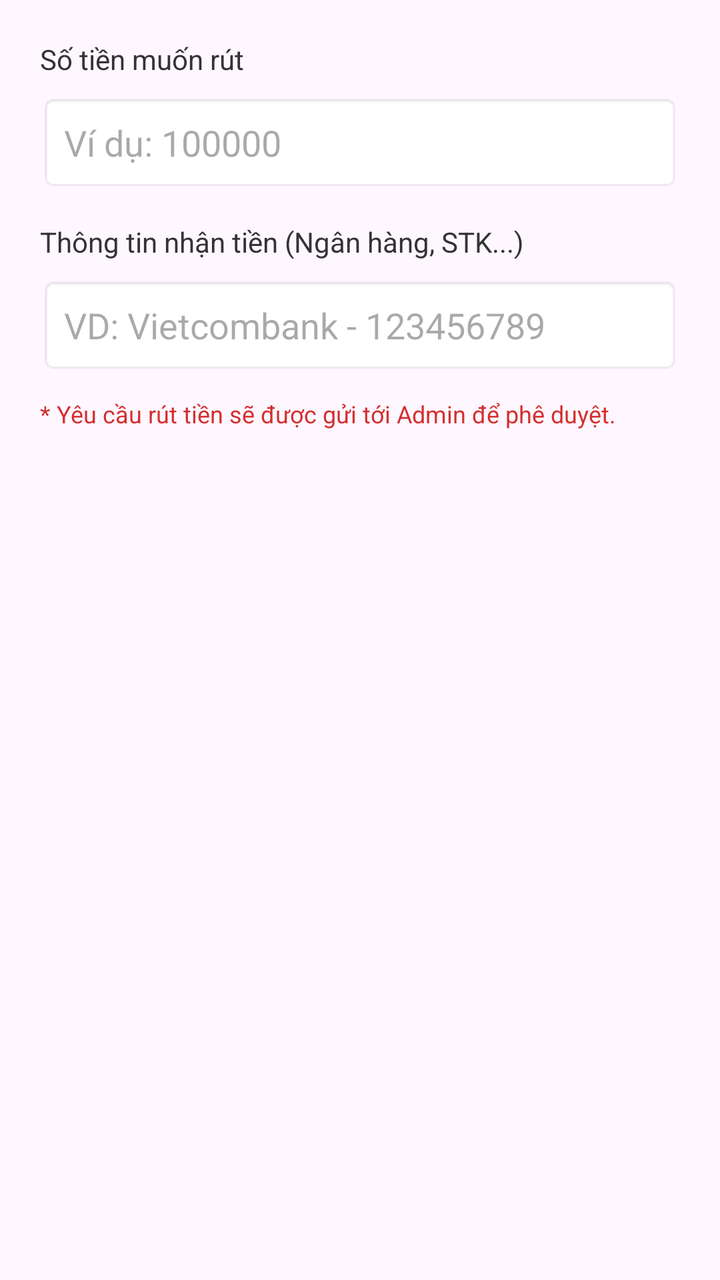
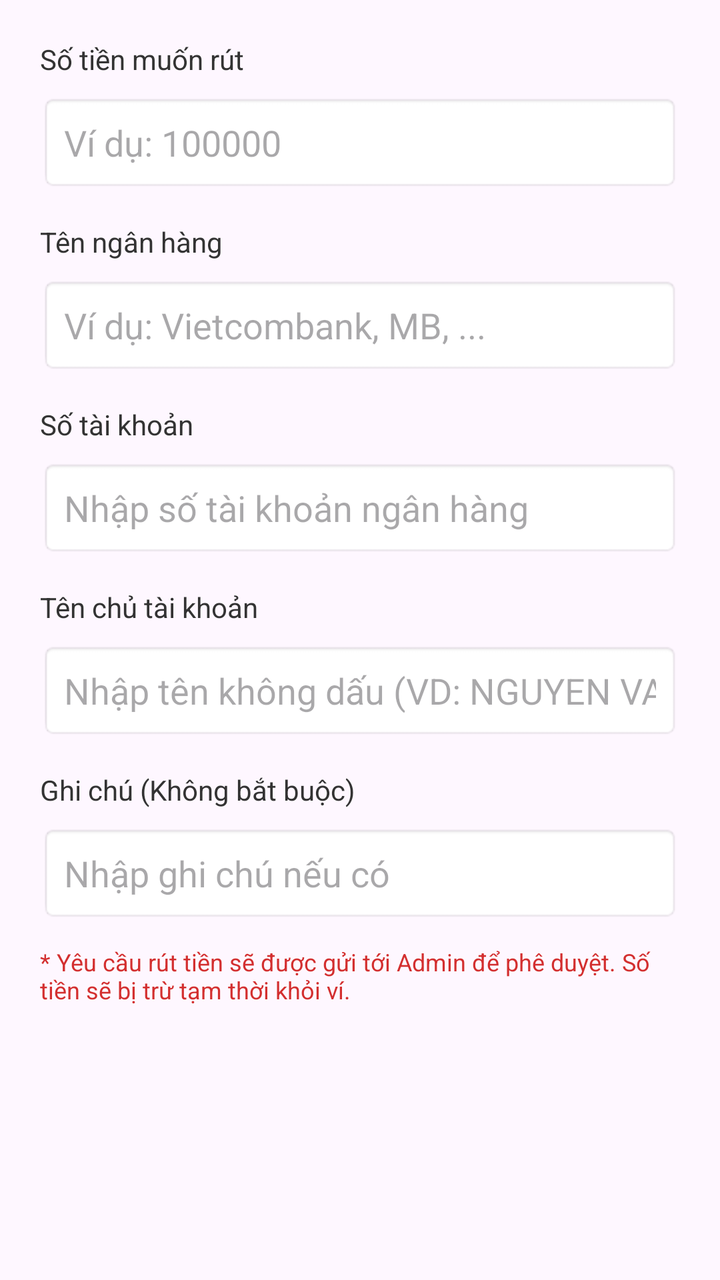

The first picture is an Android layout as it rendered before a commit; the second is the same layout after the commit. The layout source and the unified diff follow.
<!-- AndroidManifest.xml: application theme Theme.LangFood -->
<!-- res/layout/dialog_withdraw.xml -->
<?xml version="1.0" encoding="utf-8"?>
<LinearLayout xmlns:android="http://schemas.android.com/apk/res/android"
    android:layout_width="match_parent"
    android:layout_height="wrap_content"
    android:orientation="vertical"
    android:padding="20dp">

    <TextView
        android:layout_width="match_parent"
        android:layout_height="wrap_content"
        android:text="Số tiền muốn rút"
        android:textColor="#333333"
        android:textSize="14sp" />

    <EditText
        android:id="@+id/etAmount"
        android:layout_width="match_parent"
        android:layout_height="wrap_content"
        android:layout_marginTop="8dp"
        android:hint="Ví dụ: 100000"
        android:inputType="number"
        android:padding="12dp"
        android:background="@android:drawable/editbox_background" />

    <TextView
        android:layout_width="match_parent"
        android:layout_height="wrap_content"
        android:layout_marginTop="16dp"
        android:text="Thông tin nhận tiền (Ngân hàng, STK...)"
        android:textColor="#333333"
        android:textSize="14sp" />

    <EditText
        android:id="@+id/etNote"
        android:layout_width="match_parent"
        android:layout_height="wrap_content"
        android:layout_marginTop="8dp"
        android:hint="VD: Vietcombank - 123456789"
        android:inputType="text"
        android:padding="12dp"
        android:background="@android:drawable/editbox_background" />

    <TextView
        android:layout_width="match_parent"
        android:layout_height="wrap_content"
        android:layout_marginTop="12dp"
        android:text="* Yêu cầu rút tiền sẽ được gửi tới Admin để phê duyệt."
        android:textColor="#D32F2F"
        android:textSize="12sp"
        android:fontStyle="italic" />

</LinearLayout>
<!-- resources referenced by this layout -->
<resources>
  <style name="Theme.LangFood" parent="Base.Theme.LangFood" />
  <style name="Base.Theme.LangFood" parent="Theme.Material3.DayNight.NoActionBar">
          
          
      </style>
</resources>

<!-- the commit's change to res/layout/dialog_withdraw.xml (unified diff, before → after) -->
@@ -1,52 +1,111 @@
 <?xml version="1.0" encoding="utf-8"?>
-<LinearLayout xmlns:android="http://schemas.android.com/apk/res/android"
+<ScrollView xmlns:android="http://schemas.android.com/apk/res/android"
     android:layout_width="match_parent"
-    android:layout_height="wrap_content"
-    android:orientation="vertical"
-    android:padding="20dp">
+    android:layout_height="wrap_content">
 
-    <TextView
+    <LinearLayout
         android:layout_width="match_parent"
         android:layout_height="wrap_content"
-        android:text="Số tiền muốn rút"
-        android:textColor="#333333"
-        android:textSize="14sp" />
+        android:orientation="vertical"
+        android:padding="20dp">
 
-    <EditText
-        android:id="@+id/etAmount"
-        android:layout_width="match_parent"
-        android:layout_height="wrap_content"
-        android:layout_marginTop="8dp"
-        android:hint="Ví dụ: 100000"
-        android:inputType="number"
-        android:padding="12dp"
-        android:background="@android:drawable/editbox_background" />
+        <TextView
+            android:layout_width="match_parent"
+            android:layout_height="wrap_content"
+            android:text="Số tiền muốn rút"
+            android:textColor="#333333"
+            android:textSize="14sp" />
 
-    <TextView
-        android:layout_width="match_parent"
-        android:layout_height="wrap_content"
-        android:layout_marginTop="16dp"
-        android:text="Thông tin nhận tiền (Ngân hàng, STK...)"
-        android:textColor="#333333"
-        android:textSize="14sp" />
+        <EditText
+            android:id="@+id/etAmount"
+            android:layout_width="match_parent"
+            android:layout_height="wrap_content"
+            android:layout_marginTop="8dp"
+            android:hint="Ví dụ: 100000"
+            android:inputType="number"
+            android:padding="12dp"
+            android:background="@android:drawable/editbox_background" />
 
-    <EditText
-        android:id="@+id/etNote"
-        android:layout_width="match_parent"
-        android:layout_height="wrap_content"
-        android:layout_marginTop="8dp"
-        android:hint="VD: Vietcombank - 123456789"
-        android:inputType="text"
-        android:padding="12dp"
-        android:background="@android:drawable/editbox_background" />
+        <TextView
+            android:layout_width="match_parent"
+            android:layout_height="wrap_content"
+            android:layout_marginTop="16dp"
+            android:text="Tên ngân hàng"
+            android:textColor="#333333"
+            android:textSize="14sp" />
 
-    <TextView
-        android:layout_width="match_parent"
-        android:layout_height="wrap_content"
-        android:layout_marginTop="12dp"
-        android:text="* Yêu cầu rút tiền sẽ được gửi tới Admin để phê duyệt."
-        android:textColor="#D32F2F"
-        android:textSize="12sp"
-        android:fontStyle="italic" />
+        <EditText
+            android:id="@+id/etBankName"
+            android:layout_width="match_parent"
+            android:layout_height="wrap_content"
+            android:layout_marginTop="8dp"
+            android:hint="Ví dụ: Vietcombank, MB, ..."
+            android:inputType="text"
+            android:padding="12dp"
+            android:background="@android:drawable/editbox_background" />
 
-</LinearLayout>
+        <TextView
+            android:layout_width="match_parent"
+            android:layout_height="wrap_content"
+            android:layout_marginTop="16dp"
+            android:text="Số tài khoản"
+            android:textColor="#333333"
+            android:textSize="14sp" />
+
+        <EditText
+            android:id="@+id/etAccountNumber"
+            android:layout_width="match_parent"
+            android:layout_height="wrap_content"
+            android:layout_marginTop="8dp"
+            android:hint="Nhập số tài khoản ngân hàng"
+            android:inputType="number"
+            android:padding="12dp"
+            android:background="@android:drawable/editbox_background" />
+
+        <TextView
+            android:layout_width="match_parent"
+            android:layout_height="wrap_content"
+            android:layout_marginTop="16dp"
+            android:text="Tên chủ tài khoản"
+            android:textColor="#333333"
+            android:textSize="14sp" />
+
+        <EditText
+            android:id="@+id/etAccountName"
+            android:layout_width="match_parent"
+            android:layout_height="wrap_content"
+            android:layout_marginTop="8dp"
+            android:hint="Nhập tên không dấu (VD: NGUYEN VAN A)"
+            android:inputType="textCapCharacters"
+            android:padding="12dp"
+            android:background="@android:drawable/editbox_background" />
+
+        <TextView
+            android:layout_width="match_parent"
+            android:layout_height="wrap_content"
+            android:layout_marginTop="16dp"
+            android:text="Ghi chú (Không bắt buộc)"
+            android:textColor="#333333"
+            android:textSize="14sp" />
+
+        <EditText
+            android:id="@+id/etNote"
+            android:layout_width="match_parent"
+            android:layout_height="wrap_content"
+            android:layout_marginTop="8dp"
+            android:hint="Nhập ghi chú nếu có"
+            android:inputType="text"
+            android:padding="12dp"
+            android:background="@android:drawable/editbox_background" />
+
+        <TextView
+            android:layout_width="match_parent"
+            android:layout_height="wrap_content"
+            android:layout_marginTop="12dp"
+            android:text="* Yêu cầu rút tiền sẽ được gửi tới Admin để phê duyệt. Số tiền sẽ bị trừ tạm thời khỏi ví."
+            android:textColor="#D32F2F"
+            android:textSize="12sp"
+            android:fontStyle="italic" />
+
+    </LinearLayout>
+</ScrollView>
